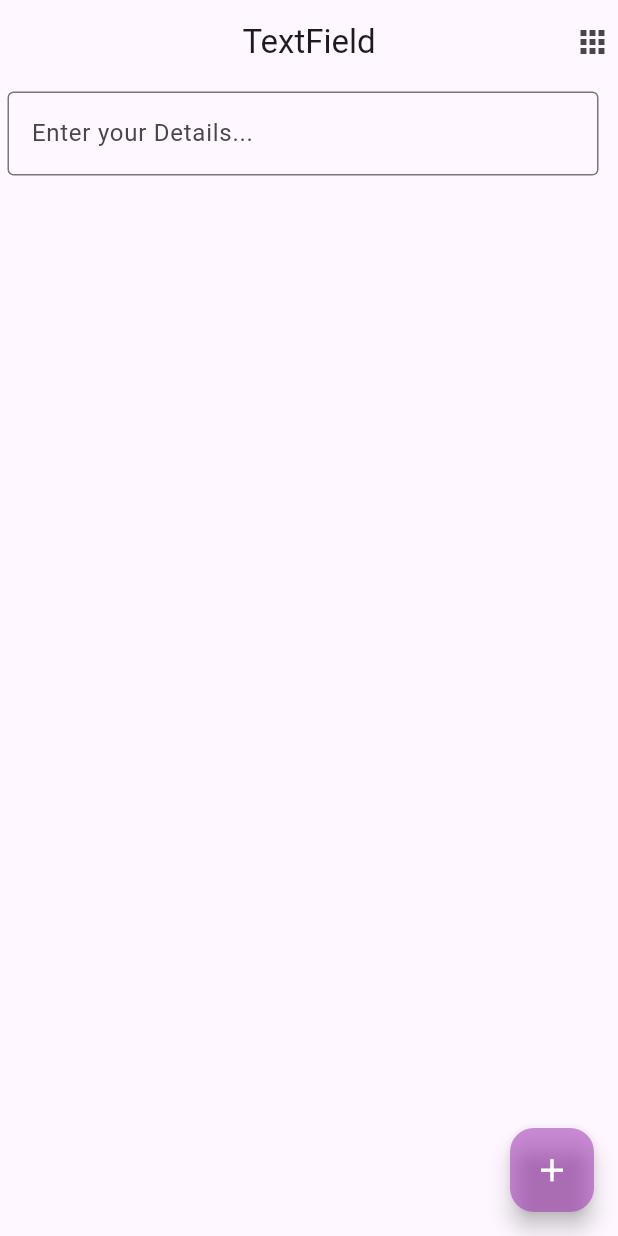
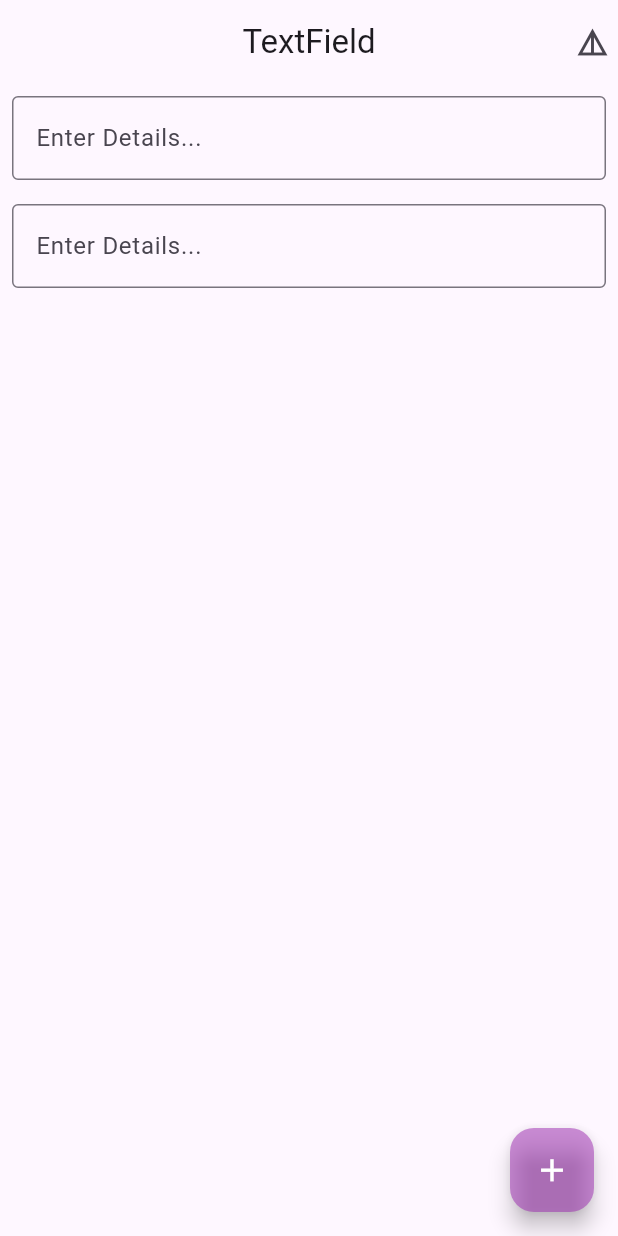
Before and after one commit to HarshilAslaliya/textfield, a Flutter app: the screen it shows after launch, after a tap on the "add" icon, on a phone screen of 412 x 824 dp. Run offline on Flutter 3.47's test engine with Material 2 defaults, Android fonts, the light colour scheme and no system bars.

Commit message:
first commit

```diff
--- a/lib/main.dart
+++ b/lib/main.dart
@@ -1,16 +1,12 @@
 import 'package:flutter/material.dart';
 import 'package:no_of_textfield/views/screens/homepage.dart';
-import 'package:no_of_textfield/views/screens/next_page.dart';
 
 void main() {
   runApp(
     MaterialApp(
       debugShowCheckedModeBanner: false,
       theme: ThemeData(useMaterial3: true),
-      routes: {
-        '/':(context)=>HomePage(),
-        'next_page':(context)=>NextPage(),
-      },
+      home:HomePage(),
     ),
   );
 }
--- a/lib/views/screens/homepage.dart
+++ b/lib/views/screens/homepage.dart
@@ -1,5 +1,5 @@
 import 'package:flutter/material.dart';
-import 'package:google_fonts/google_fonts.dart';
+import 'next_page.dart';
 
 class HomePage extends StatefulWidget {
   const HomePage({Key? key}) : super(key: key);
@@ -9,18 +9,17 @@ class HomePage extends StatefulWidget {
 }
 
 class _HomePageState extends State<HomePage> {
-  GlobalKey<FormState> text = GlobalKey<FormState>();
 
-  TextEditingController textEditingController = TextEditingController();
+  List<TextEditingController> _controllers = [];
 
-  int counter = 1;
-  String details = "Hello";
+  @override
+  void initState() {
+    super.initState();
+    _controllers.add(TextEditingController());
+  }
 
   @override
   Widget build(BuildContext context) {
-    Map map1 = {
-      "$counter": details,
-    };
     return Scaffold(
       appBar: AppBar(
         title: Text("TextField"),
@@ -30,36 +29,38 @@ class _HomePageState extends State<HomePage> {
             padding: EdgeInsets.only(right: 5),
             child: InkWell(
                 onTap: () {
-                  print(map1);
+                  // print(map1);
+                  Navigator.push(
+                    context,
+                    MaterialPageRoute(
+                      builder: (context) => DetailsPage(
+                        values: _controllers.map((c) => c.text).toList(),
+                      ),
+                    ),
+                  );
                 },
-                child: Icon(Icons.apps)),
+                child: Icon(Icons.details)),
           ),
         ],
       ),
-      body: SingleChildScrollView(
-        scrollDirection: Axis.vertical,
-        physics: BouncingScrollPhysics(),
-        child: Column(
-          children: map1.entries.map((e) {
-            return Container(
-              padding: EdgeInsets.all(5),
-              margin: EdgeInsets.only(right: 8),
-              child: TextFormField(
-                onChanged: (val) {
-                  details = val;
-                },
-                decoration: InputDecoration(
-                    border: OutlineInputBorder(),
-                    hintText: "Enter your Details..."),
-              ),
-            );
-          }).toList(),
-        ),
+      body: ListView.builder(
+        shrinkWrap: true,
+        itemCount: _controllers.length,
+        itemBuilder: (context, index) {
+          return Padding(
+            padding: const EdgeInsets.all(8.0),
+            child: TextFormField(
+              controller: _controllers[index],
+              decoration: InputDecoration(
+                  border: OutlineInputBorder(), hintText: "Enter Details..."),
+            ),
+          );
+        },
       ),
       floatingActionButton: FloatingActionButton(
         onPressed: () {
           setState(() {
-            map1["${counter++}"] = details;
+            _controllers.add(TextEditingController());
           });
         },
         backgroundColor: Colors.purple.withOpacity(0.5),
```
Also changed, not shown: lib/views/screens/next_page.dart (+21 -8 lines).
